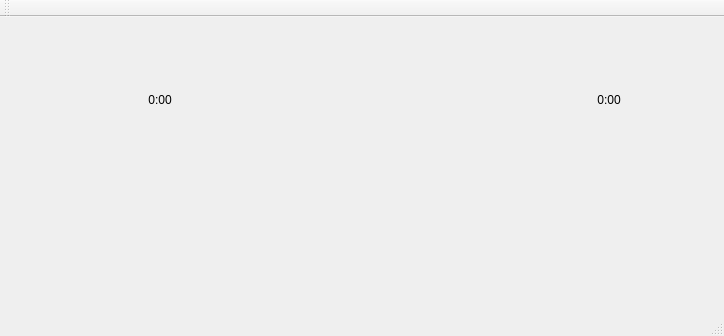
First picture: the form in Client/mainwindow.ui, repository Shamzic/Projet2_IHM, before the edit.
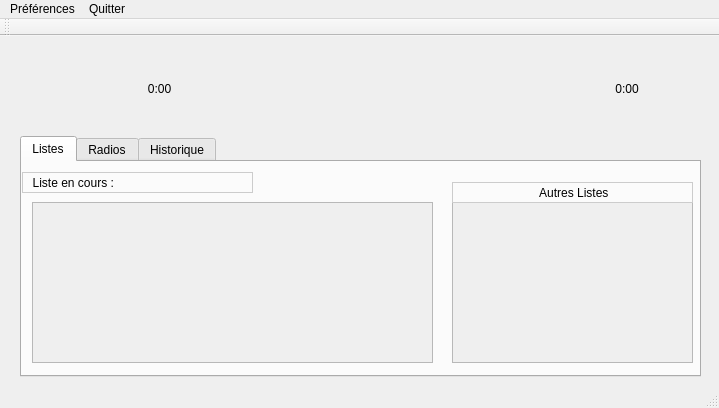
Second picture: the form after the edit. Icons and pictures are not drawn. Custom widgets are drawn as their Qt base class.

Commit message: commentaires client+ajout ui

The edit to the form file:
```diff
--- a/Client/mainwindow.ui
+++ b/Client/mainwindow.ui
@@ -6,8 +6,8 @@
    <rect>
     <x>0</x>
     <y>0</y>
-    <width>724</width>
-    <height>336</height>
+    <width>719</width>
+    <height>408</height>
    </rect>
   </property>
   <property name="windowTitle">
@@ -17,9 +17,9 @@
    <widget class="QWidget" name="horizontalLayoutWidget">
     <property name="geometry">
      <rect>
-      <x>30</x>
-      <y>40</y>
-      <width>643</width>
+      <x>20</x>
+      <y>10</y>
+      <width>680</width>
       <height>86</height>
      </rect>
     </property>
@@ -184,16 +184,244 @@
      </item>
     </layout>
    </widget>
+   <widget class="QTabWidget" name="tabwidget">
+    <property name="geometry">
+     <rect>
+      <x>20</x>
+      <y>100</y>
+      <width>681</width>
+      <height>241</height>
+     </rect>
+    </property>
+    <property name="currentIndex">
+     <number>0</number>
+    </property>
+    <widget class="QWidget" name="Listes">
+     <attribute name="title">
+      <string>Listes</string>
+     </attribute>
+     <widget class="QLabel" name="CurrentList">
+      <property name="geometry">
+       <rect>
+        <x>0</x>
+        <y>10</y>
+        <width>231</width>
+        <height>21</height>
+       </rect>
+      </property>
+      <property name="styleSheet">
+       <string notr="true">#CurrentList 
+{
+	border: 1px solid;
+	border-color : rgb(204, 204, 204);
+}</string>
+      </property>
+      <property name="text">
+       <string>  Liste en cours : </string>
+      </property>
+      <property name="alignment">
+       <set>Qt::AlignLeading|Qt::AlignLeft|Qt::AlignVCenter</set>
+      </property>
+     </widget>
+     <widget class="QScrollArea" name="CurrentMusics">
+      <property name="geometry">
+       <rect>
+        <x>10</x>
+        <y>40</y>
+        <width>401</width>
+        <height>161</height>
+       </rect>
+      </property>
+      <property name="widgetResizable">
+       <bool>true</bool>
+      </property>
+      <widget class="QWidget" name="scrollAreaWidgetContents">
+       <property name="geometry">
+        <rect>
+         <x>0</x>
+         <y>0</y>
+         <width>399</width>
+         <height>159</height>
+        </rect>
+       </property>
+      </widget>
+     </widget>
+     <widget class="QScrollArea" name="ScrollOtherLists">
+      <property name="geometry">
+       <rect>
+        <x>430</x>
+        <y>40</y>
+        <width>241</width>
+        <height>161</height>
+       </rect>
+      </property>
+      <property name="widgetResizable">
+       <bool>true</bool>
+      </property>
+      <widget class="QWidget" name="OhterLists">
+       <property name="geometry">
+        <rect>
+         <x>0</x>
+         <y>0</y>
+         <width>239</width>
+         <height>159</height>
+        </rect>
+       </property>
+      </widget>
+     </widget>
+     <widget class="QLabel" name="OtherListsTitle">
+      <property name="geometry">
+       <rect>
+        <x>430</x>
+        <y>20</y>
+        <width>241</width>
+        <height>21</height>
+       </rect>
+      </property>
+      <property name="styleSheet">
+       <string notr="true">#OtherListsTitle
+{
+
+   border : 1px solid;
+
+	border-color : rgb(204, 204, 204);
+}</string>
+      </property>
+      <property name="text">
+       <string> Autres Listes</string>
+      </property>
+      <property name="alignment">
+       <set>Qt::AlignCenter</set>
+      </property>
+     </widget>
+    </widget>
+    <widget class="QWidget" name="Radios">
+     <attribute name="title">
+      <string>Radios</string>
+     </attribute>
+     <widget class="QLabel" name="CurrentRadio">
+      <property name="geometry">
+       <rect>
+        <x>0</x>
+        <y>10</y>
+        <width>231</width>
+        <height>21</height>
+       </rect>
+      </property>
+      <property name="styleSheet">
+       <string notr="true">#CurrentRadio
+{
+	border: 1px solid;
+	border-color : rgb(204, 204, 204);
+}</string>
+      </property>
+      <property name="text">
+       <string>  Radio en cours : </string>
+      </property>
+     </widget>
+     <widget class="QLabel" name="OtherRadioTitle">
+      <property name="geometry">
+       <rect>
+        <x>280</x>
+        <y>10</y>
+        <width>161</width>
+        <height>31</height>
+       </rect>
+      </property>
+      <property name="layoutDirection">
+       <enum>Qt::LeftToRight</enum>
+      </property>
+      <property name="styleSheet">
+       <string notr="true">#OtherRadioTitle
+{
+
+   border : 1px solid;
+
+	border-color : rgb(204, 204, 204);
+}</string>
+      </property>
+      <property name="text">
+       <string> Autres Radios :</string>
+      </property>
+      <property name="alignment">
+       <set>Qt::AlignCenter</set>
+      </property>
+     </widget>
+     <widget class="QScrollArea" name="ScrollOtherRadios">
+      <property name="geometry">
+       <rect>
+        <x>10</x>
+        <y>40</y>
+        <width>651</width>
+        <height>161</height>
+       </rect>
+      </property>
+      <property name="widgetResizable">
+       <bool>true</bool>
+      </property>
+      <widget class="QWidget" name="OhterRadioList">
+       <property name="geometry">
+        <rect>
+         <x>0</x>
+         <y>0</y>
+         <width>649</width>
+         <height>159</height>
+        </rect>
+       </property>
+      </widget>
+     </widget>
+    </widget>
+    <widget class="QWidget" name="Historique">
+     <attribute name="title">
+      <string>Historique</string>
+     </attribute>
+     <widget class="QScrollArea" name="ScrollListHistorique">
+      <property name="geometry">
+       <rect>
+        <x>10</x>
+        <y>10</y>
+        <width>661</width>
+        <height>191</height>
+       </rect>
+      </property>
+      <property name="widgetResizable">
+       <bool>true</bool>
+      </property>
+      <widget class="QWidget" name="ListHistorique">
+       <property name="geometry">
+        <rect>
+         <x>0</x>
+         <y>0</y>
+         <width>659</width>
+         <height>189</height>
+        </rect>
+       </property>
+      </widget>
+     </widget>
+    </widget>
+   </widget>
   </widget>
   <widget class="QMenuBar" name="menuBar">
    <property name="geometry">
     <rect>
      <x>0</x>
      <y>0</y>
-     <width>724</width>
-     <height>22</height>
+     <width>719</width>
+     <height>25</height>
     </rect>
    </property>
+   <widget class="QMenu" name="menuPr_f_rences">
+    <property name="title">
+     <string>Préférences</string>
+    </property>
+   </widget>
+   <widget class="QMenu" name="menuQuitter">
+    <property name="title">
+     <string>Quitter</string>
+    </property>
+   </widget>
+   <addaction name="menuPr_f_rences"/>
+   <addaction name="menuQuitter"/>
   </widget>
   <widget class="QToolBar" name="mainToolBar">
    <attribute name="toolBarArea">
```
The commit also changes 3 other files.
